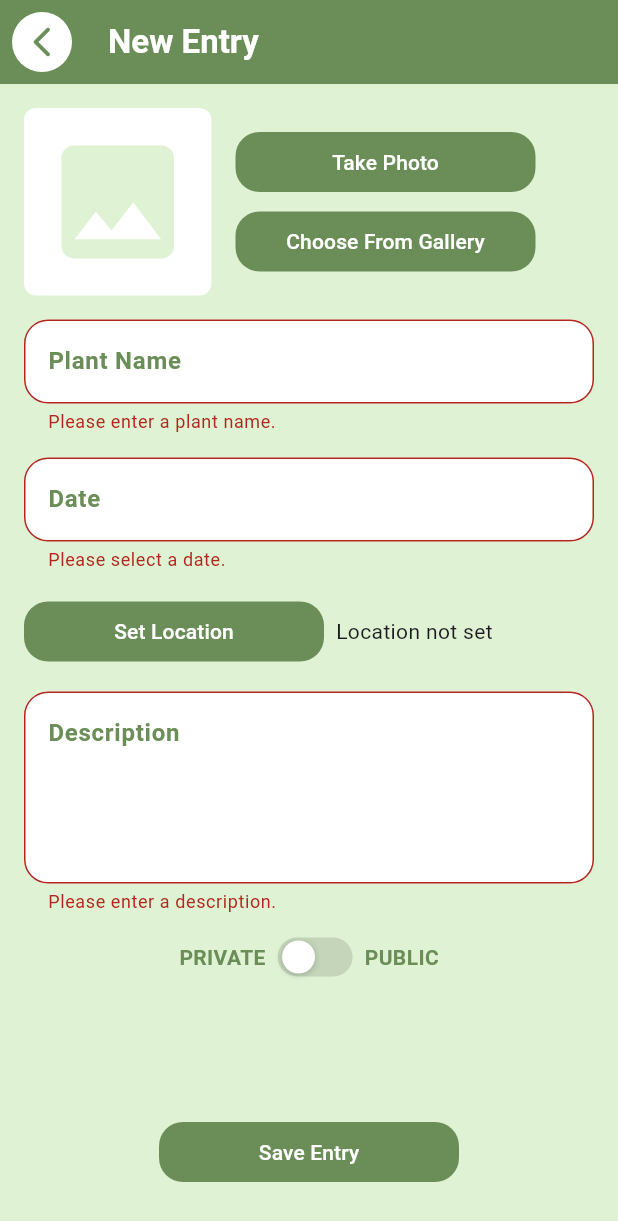
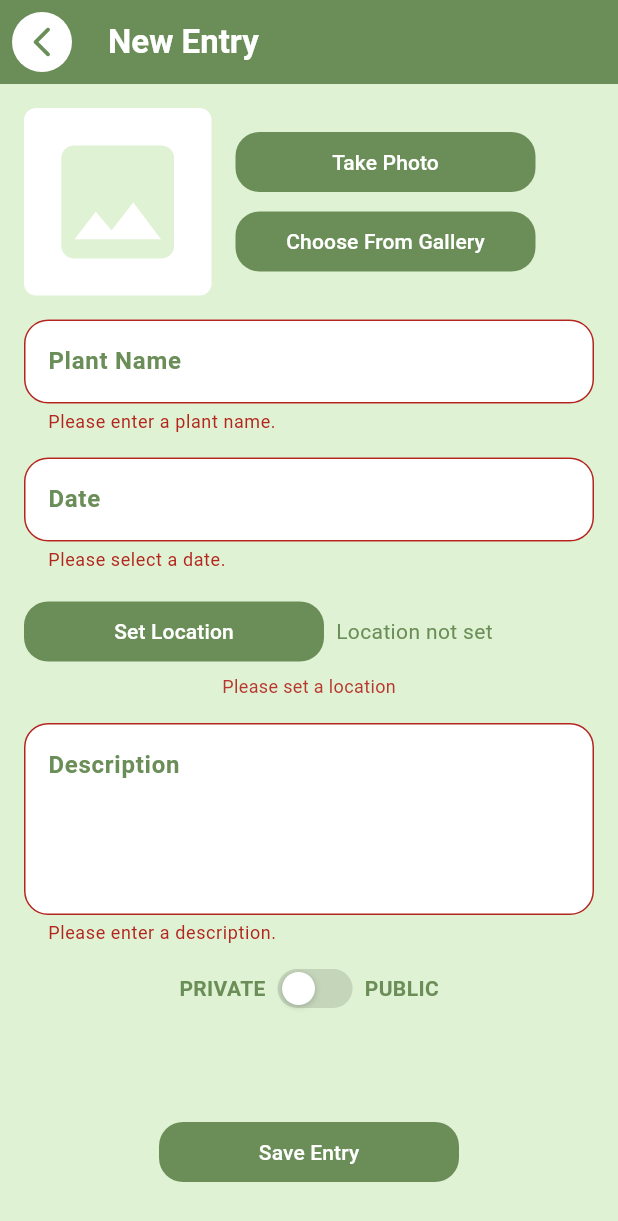
Before and after one commit to teaminova/PlantSpotter, a Flutter app: the NewEntryPage screen opened by its route, after a tap on "Save Entry", on a phone screen of 412 x 824 dp. Shown: the top 1221 px of the screen. Run offline on Flutter 3.47's test engine with Material 3 defaults, Android fonts, the light colour scheme and no system bars; our stand-ins replace camera, firebase_auth, firebase_core, flutter_map, geolocator, go_router and 4 more; accounts and stored records are empty.

Commit message:
Complete Set Location

```diff
--- /dev/null
+++ b/devtools_options.yaml
@@ -0,0 +1,3 @@
+description: This file stores settings for Dart & Flutter DevTools.
+documentation: https://docs.flutter.dev/tools/devtools/extensions#configure-extension-enablement-states
+extensions:
--- a/lib/pages/new_entry_page.dart
+++ b/lib/pages/new_entry_page.dart
@@ -18,6 +18,8 @@ class _NewEntryPageState extends State<NewEntryPage> {
   final _dateController = TextEditingController();
   final _descriptionController = TextEditingController();
   bool _isPublic = false;
+  LatLng? _selectedLocation;
+  bool noLocationSetError = false;
 
   void toggleEntryPrivacy(bool value) {
     setState(() {
@@ -185,7 +187,15 @@ class _NewEntryPageState extends State<NewEntryPage> {
                   SizedBox(
                     width: 200,
                     child: TextButton(
-                      onPressed: () => context.push('/set_location'),
+                      onPressed: () async {
+                        final selectedLocation = await context.push<LatLng>('/set_location');
+                        if (selectedLocation != null) {
+                          setState(() {
+                            _selectedLocation = selectedLocation;
+                            noLocationSetError = false;
+                          });
+                        }
+                      },
                       style: TextButton.styleFrom(
                         shape: RoundedRectangleBorder(
                           borderRadius: BorderRadius.circular(16),
@@ -195,9 +205,20 @@ class _NewEntryPageState extends State<NewEntryPage> {
                     ),
                   ),
                   const SizedBox(width: 8),
-                  const Text('Location not set'),
+                  Text(_selectedLocation != null
+                      ? '${_selectedLocation!.latitude}\n${_selectedLocation!.longitude}'
+                      : 'Location not set',
+                      style: TextStyle(color: Color(0xFF6B8E58))),
                 ],
               ),
+              if (noLocationSetError == true)
+                const Padding(
+                  padding: EdgeInsets.only(top: 4),
+                  child: Text(
+                    'Please set a location',
+                    style: TextStyle(color: Color(0xFFB9362F), fontSize: 12),
+                  ),
+                ),
               const SizedBox(height: 16),
               TextFormField(
                 controller: _descriptionController,
@@ -284,13 +305,21 @@ class _NewEntryPageState extends State<NewEntryPage> {
                 width: 200,
                 child: TextButton(
                   onPressed: () {
-                    if (_formKey.currentState!.validate()) {
+                    setState(() {});
+
+                    if (_selectedLocation == null) {
+                      setState(() {
+                        noLocationSetError = true;
+                      });
+                    }
+
+                    if (_formKey.currentState!.validate() && _selectedLocation != null) {
                       final provider = Provider.of<JournalProvider>(context, listen: false);
                       provider.addEntry(
                         "assets/daffodil.png",
                         _nameController.text,
                         DateTime.parse(_dateController.text),
-                        LatLng(0, 0),
+                        _selectedLocation!,
                         _descriptionController.text,
                         _isPublic,
                       );
```
Also changed, not shown: lib/pages/set_location_page.dart (+49 -14 lines), lib/services/location_service.dart (+18 -9 lines), 1 other file.
